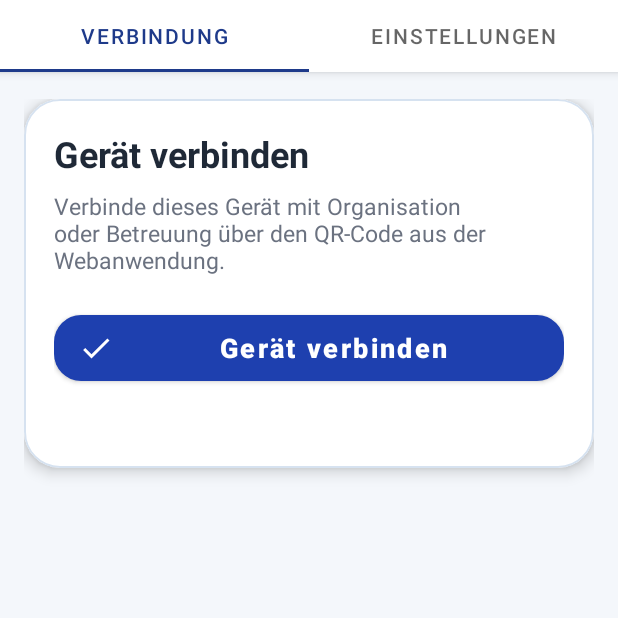
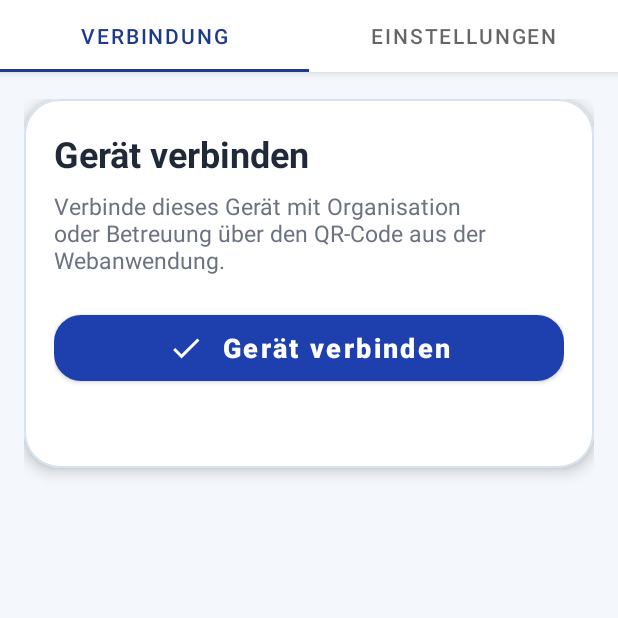
Before and after one commit to bavxhack/skib-App, an Android app: the FragmentConnection screen opened directly, with no data from a screen before it, on a phone screen of 412 x 824 dp, the top half of it. Run offline under Robolectric (Android 15) with nearby library versions, the light colour scheme and no system bars; our stand-ins replace Volley.

Commit message:
Fix button icon alignment and center landing screen

```diff
--- a/SKIBin_old/app/src/main/res/layout/activity_fingerprint.xml
+++ b/SKIBin_old/app/src/main/res/layout/activity_fingerprint.xml
@@ -58,7 +58,9 @@
                 android:layout_gravity="center"
                 android:layout_margin="20dp"
                 android:text="@string/fingerprintAuthenticateButton"
-                app:icon="@drawable/ic_baseline_fingerprint_24" />
+                app:icon="@drawable/ic_baseline_fingerprint_24"
+                app:iconGravity="textStart"
+                app:iconPadding="12dp" />
 
             <EditText
                 android:id="@+id/pinNumber"
--- a/SKIBin_old/app/src/main/res/layout/activity_main.xml
+++ b/SKIBin_old/app/src/main/res/layout/activity_main.xml
@@ -19,7 +19,8 @@
 
         <LinearLayout
             android:layout_width="match_parent"
-            android:layout_height="wrap_content"
+            android:layout_height="match_parent"
+            android:gravity="center_vertical"
             android:orientation="vertical"
             android:padding="@dimen/default_margin">
 
@@ -59,7 +60,8 @@
                         android:text="@string/noSetting"
                         android:textSize="18sp"
                         app:icon="@drawable/ic_baseline_check_24"
-                        app:iconGravity="textStart" />
+                        app:iconGravity="textStart"
+                        app:iconPadding="12dp" />
                 </LinearLayout>
             </com.google.android.material.card.MaterialCardView>
 
--- a/SKIBin_old/app/src/main/res/layout/activity_org_main.xml
+++ b/SKIBin_old/app/src/main/res/layout/activity_org_main.xml
@@ -100,7 +100,9 @@
                             android:text="@string/button_ScanCode"
                             android:textAlignment="center"
                             android:textSize="18sp"
-                            app:icon="@drawable/ic_baseline_check_24" />
+                            app:icon="@drawable/ic_baseline_check_24"
+                            app:iconGravity="textStart"
+                            app:iconPadding="12dp" />
 
                         <CheckBox
                             android:id="@+id/torchSwitch"
--- a/SKIBin_old/app/src/main/res/layout/fragment_connection.xml
+++ b/SKIBin_old/app/src/main/res/layout/fragment_connection.xml
@@ -49,7 +49,9 @@
                     android:layout_marginTop="20dp"
                     android:text="@string/noSetting"
                     android:textSize="18sp"
-                    app:icon="@drawable/ic_baseline_check_24" />
+                    app:icon="@drawable/ic_baseline_check_24"
+                            app:iconGravity="textStart"
+                            app:iconPadding="12dp" />
 
                 <LinearLayout
                     android:id="@+id/user_info"
@@ -149,7 +151,9 @@
                         android:text="@string/save"
                         android:textSize="16sp"
                         android:visibility="gone"
-                        app:icon="@drawable/ic_baseline_check_24" />
+                        app:icon="@drawable/ic_baseline_check_24"
+                            app:iconGravity="textStart"
+                            app:iconPadding="12dp" />
 
                     <com.google.android.material.button.MaterialButton
                         android:id="@+id/connectionResetOrg"
@@ -161,7 +165,9 @@
                         android:text="@string/delete"
                         android:textSize="16sp"
                         android:visibility="gone"
-                        app:icon="@drawable/ic_baseline_delete_24" />
+                        app:icon="@drawable/ic_baseline_delete_24"
+                        app:iconGravity="textStart"
+                        app:iconPadding="12dp" />
                 </LinearLayout>
 
                 <LinearLayout
@@ -180,7 +186,9 @@
                         android:text="@string/save"
                         android:textSize="16sp"
                         android:visibility="gone"
-                        app:icon="@drawable/ic_baseline_check_24" />
+                        app:icon="@drawable/ic_baseline_check_24"
+                            app:iconGravity="textStart"
+                            app:iconPadding="12dp" />
 
                     <LinearLayout
                         android:id="@+id/userEmailCOnfirmation"
@@ -219,7 +227,9 @@
                         android:text="@string/delete"
                         android:textSize="16sp"
                         android:visibility="gone"
-                        app:icon="@drawable/ic_baseline_delete_24" />
+                        app:icon="@drawable/ic_baseline_delete_24"
+                        app:iconGravity="textStart"
+                        app:iconPadding="12dp" />
                 </LinearLayout>
             </LinearLayout>
         </com.google.android.material.card.MaterialCardView>
```
